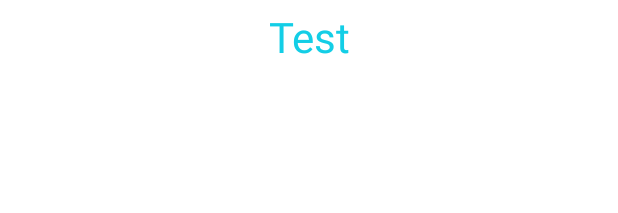
After one commit to BerkayAycelebi/FoodBookApp, an Android app: the layout recycle_row.xml on its own in the app's theme, with its tools: preview values and no code run, on a phone screen of 412 x 824 dp. The commit adds this screen. Shown: the top 213 px of the screen. Run offline under Robolectric (Android 15) with nearby library versions, the phone set to English and light mode, and no system bars.

Commit message:
Recycleview ayarları yapıldı

```diff
--- /dev/null
+++ b/app/src/main/res/layout/recycle_row.xml
@@ -0,0 +1,18 @@
+<?xml version="1.0" encoding="utf-8"?>
+<LinearLayout
+    xmlns:android="http://schemas.android.com/apk/res/android"
+    android:layout_width="match_parent"
+    android:layout_height="wrap_content"
+    android:orientation="vertical">
+
+        <TextView
+            android:id="@+id/recyle_row_text"
+            android:layout_width="match_parent"
+            android:layout_height="wrap_content"
+            android:text="Test"
+            android:textSize="28sp"
+            android:textColor="#13CEE6"
+            android:textAlignment="center"
+            android:layout_margin="5dp"></TextView>
+"
+</LinearLayout>
```
Also changed, not shown: app/src/main/java/com/example/foodrecipeapp/ListFragment.kt (+42 -1 lines), app/src/main/java/com/example/foodrecipeapp/ListRecycleAdapter.kt (added, +30 -0 lines).
